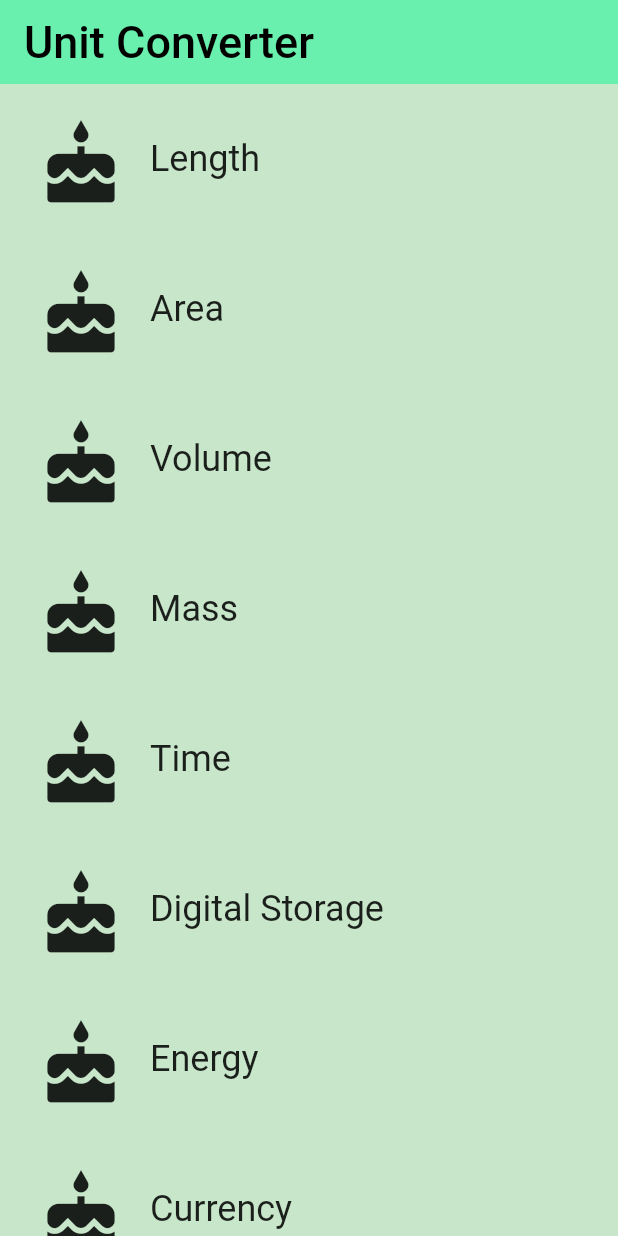
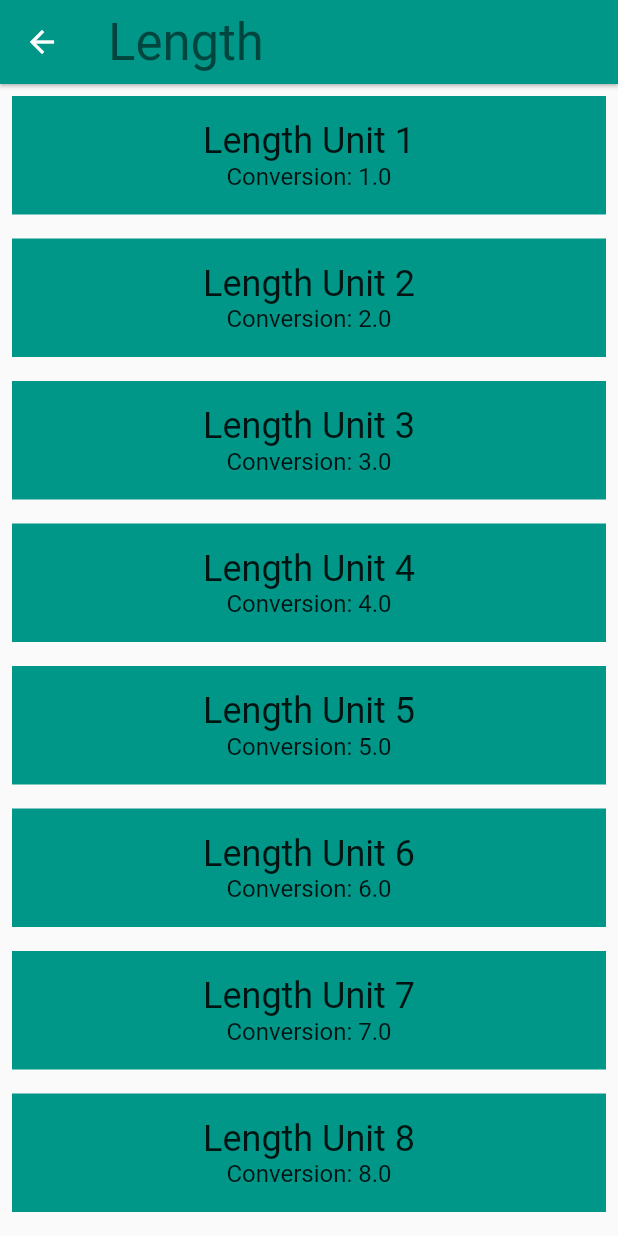
Before and after one commit to slmolloy/unit-converter-flutter, a Flutter app: the screen it shows after launch, after a tap on "Length", on a phone screen of 412 x 824 dp. Run offline on Flutter 3.47's test engine with Material 2 defaults, Android fonts, the phone set to English and light mode, and no system bars.

Commit message:
Adding navigation to converter route

```diff
--- a/lib/category.dart
+++ b/lib/category.dart
@@ -5,6 +5,8 @@
 // To keep your imports tidy, follow the ordering guidelines at
 // https://www.dartlang.org/guides/language/effective-dart/style#ordering
 import 'package:flutter/material.dart';
+import 'package:hello_rectangle/converter_route.dart';
+import 'package:hello_rectangle/unit.dart';
 
 const _rowHeight = 100.0;
 final _borderRadius = BorderRadius.circular(_rowHeight / 2);
@@ -17,6 +19,7 @@ class Category extends StatelessWidget {
   final String name;
   final ColorSwatch color;
   final IconData iconLocation;
+  final List<Unit> units;
 
   /// Creates a [Category].
   ///
@@ -27,7 +30,29 @@ class Category extends StatelessWidget {
     required this.name,
     required this.color,
     required this.iconLocation,
+    required this.units,
   }) : super(key: key);
+
+  void _navigateToConverter(BuildContext context) {
+    Navigator.of(context).push(MaterialPageRoute<void>(
+      builder: (BuildContext context) {
+        return Scaffold(
+          appBar: AppBar(
+            elevation: 1.0,
+              title: Text(
+                name,
+                style: Theme.of(context).textTheme.headline4,
+              ),
+            backgroundColor: color,
+          ),
+          body: ConverterRoute(
+            color: color,
+            units: units,
+          ),
+        );
+      },
+    ));
+  }
 
   /// Builds a custom widget that shows [Category] information.
   ///
@@ -46,9 +71,7 @@ class Category extends StatelessWidget {
         child: InkWell(
           highlightColor: color,
           splashColor: color,
-          onTap: () {
-            print(name + ' was tapped!');
-          },
+          onTap: () => _navigateToConverter(context),
           child: Padding(
             padding: const EdgeInsets.all(8.0),
             child: Row(
--- a/lib/category_route.dart
+++ b/lib/category_route.dart
@@ -1,6 +1,7 @@
 import 'package:flutter/material.dart';
 
 import 'package:hello_rectangle/category.dart';
+import 'package:hello_rectangle/unit.dart';
 
 final _backgroundColor = Colors.green[100];
 
@@ -36,6 +37,16 @@ class CategoryRoute extends StatelessWidget {
     );
   }
 
+  List<Unit> _retrieveUnitList(String categoryName) {
+    return List.generate(10, (int i) {
+      i += 1;
+      return Unit(
+        name: '$categoryName Unit $i',
+        conversion: i.toDouble(),
+      );
+    });
+  }
+
   @override
   Widget build(BuildContext context) {
     final categories = <Category>[];
@@ -45,6 +56,7 @@ class CategoryRoute extends StatelessWidget {
         name: _categoryNames[i],
         color: _baseColors[i] as ColorSwatch<dynamic>,
         iconLocation: Icons.cake,
+        units: _retrieveUnitList(_categoryNames[i]),
       ));
     }
 
--- /dev/null
+++ b/lib/converter_route.dart
@@ -0,0 +1,40 @@
+import 'package:flutter/material.dart';
+import 'package:hello_rectangle/unit.dart';
+
+class ConverterRoute extends StatelessWidget {
+  final ColorSwatch color;
+  final List<Unit> units;
+
+  const ConverterRoute({
+    required this.color,
+    required this.units,
+    Key? key,
+  }) : super(key: key);
+
+  @override
+  Widget build(BuildContext context) {
+    final unitWidgets = units.map((Unit unit) {
+      return Container(
+        color: color,
+        margin: const EdgeInsets.all(8.0),
+        padding: const EdgeInsets.all(16.0),
+        child: Column(
+          children: <Widget>[
+            Text(
+              unit.name!,
+              style: Theme.of(context).textTheme.headline5,
+            ),
+            Text(
+              'Conversion: ${unit.conversion}',
+              style: Theme.of(context).textTheme.subtitle1,
+            ),
+          ],
+        ),
+      );
+    }).toList();
+
+    return ListView(
+      children: unitWidgets,
+    );
+  }
+}
--- /dev/null
+++ b/lib/unit.dart
@@ -0,0 +1,15 @@
+class Unit {
+  final String? name;
+  final double? conversion;
+
+  const Unit({
+    required String this.name,
+    required double this.conversion,
+  });
+
+  Unit.fromJson(Map jsonMap)
+      : assert(jsonMap['name'] != null),
+        assert(jsonMap['conversion'] != null),
+        name = jsonMap['name'],
+        conversion = jsonMap['conversion'].toDouble();
+}
```
